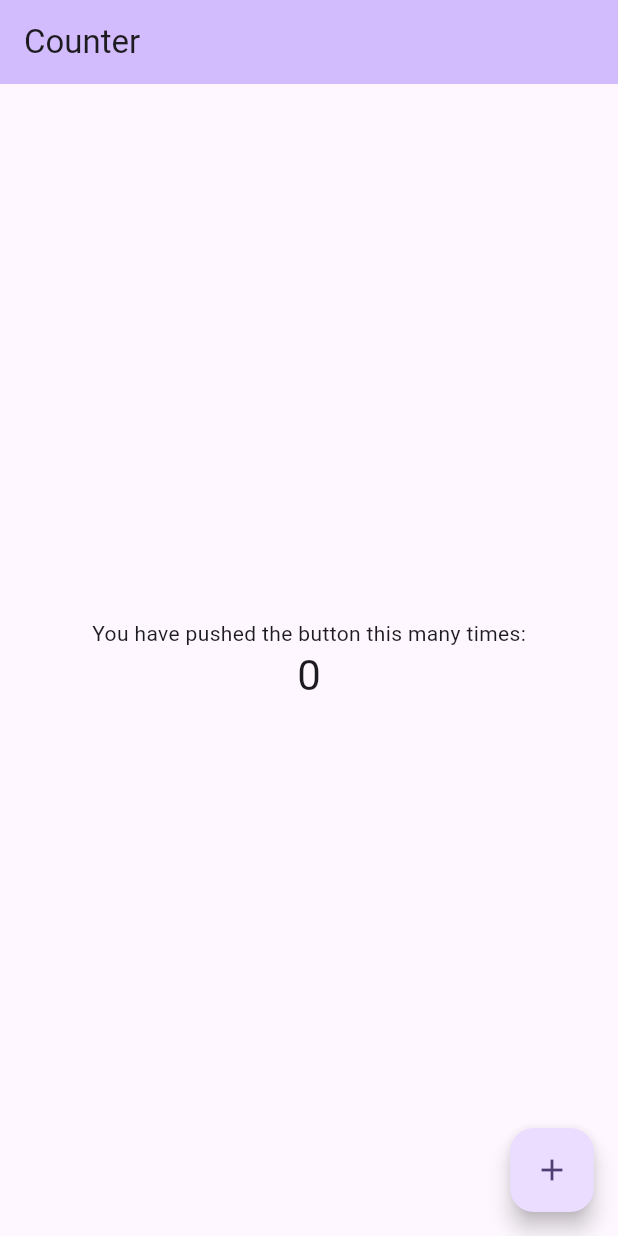
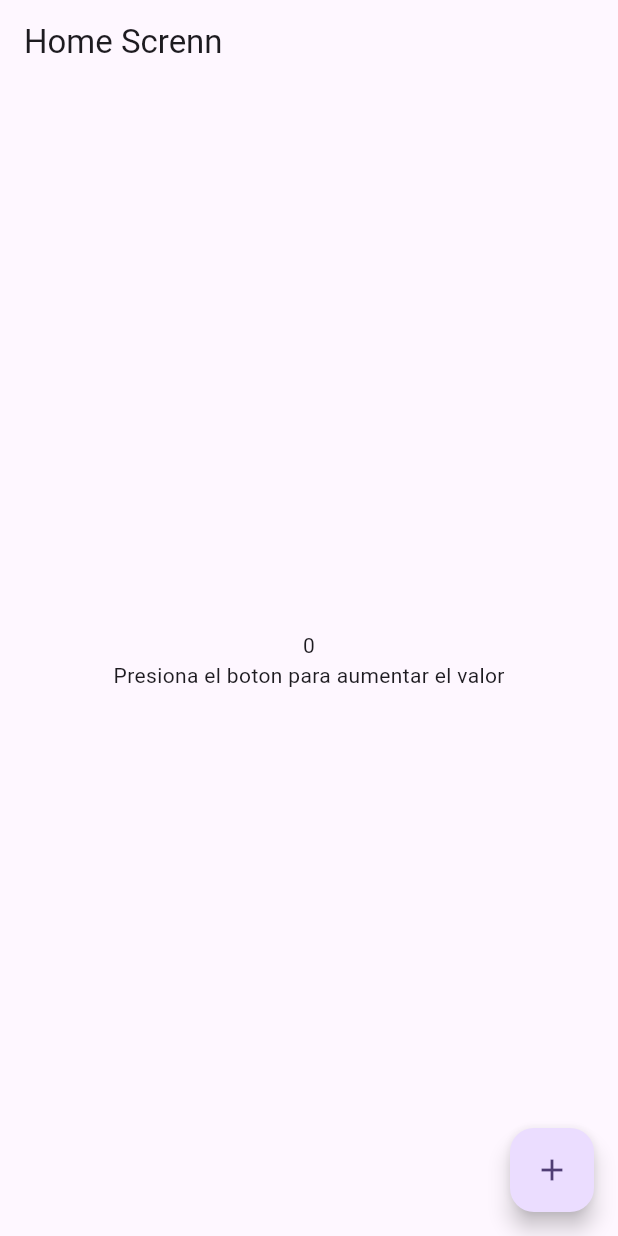
Before and after one commit to AlexhHr23/riverpod_curso1, a Flutter app: the screen it shows after launch, on a phone screen of 412 x 824 dp. Run offline on Flutter 3.47's test engine with Material 3 defaults, Android fonts, the phone set to English and light mode, and no system bars; our stand-ins replace flutter_riverpod.

Commit message:
Uso correcto del ChangeNotifier

```diff
--- a/lib/screens/home_screen.dart
+++ b/lib/screens/home_screen.dart
@@ -2,57 +2,54 @@ import 'package:flutter/material.dart';
 import 'package:flutter_riverpod/flutter_riverpod.dart';
 
 class HomeScreen extends ConsumerWidget {
-
-
-  HomeScreen({super.key});
-
+  const HomeScreen({super.key});
 
   @override
   Widget build(BuildContext context, ref) {
 
-    final counter = ref.watch(counterProvider);
+    final counter = ref.read(counterProvider);
+
+    print('Construcción de home screen');
 
     return Scaffold(
       appBar: AppBar(
-
-        backgroundColor: Theme.of(context).colorScheme.inversePrimary,
-
-        title: Text('Counter'),
+        title: const Text('Home Screnn'),
       ),
-      body: Center(
-
-        child: Column(
-
-          mainAxisAlignment: MainAxisAlignment.center,
-          children: [
-            const Text(
-              'You have pushed the button this many times:',
+      body: Column(
+        mainAxisAlignment: MainAxisAlignment.center,
+        children: [
+          Center(
+            child: Consumer(
+              builder: (context, ref, _) {
+                final counter = ref.watch(counterProvider).counter;
+                return Text('$counter');
+              }
             ),
-            Text(
-              '${counter.counter}',
-              style: Theme.of(context).textTheme.headlineMedium,
-            ),
-          ],
-        ),
+          ),
+          const SizedBox(),
+          const Text('Presiona el boton para aumentar el valor')
+        ],
       ),
       floatingActionButton: FloatingActionButton(
-        onPressed: () => counter.increment(),
-        tooltip: 'Increment',
+        onPressed: counter.increment,
+
         child: const Icon(Icons.add),
-      ), // This trailing comma makes auto-formatting nicer for build methods.
+      ),
     );
   }
 }
 
-final counterProvider = ChangeNotifierProvider<Counter>((ref) => Counter());
+final counterProvider = ChangeNotifierProvider((ref) => Counter());
 
-class Counter with ChangeNotifier {
+class Counter extends ChangeNotifier {
 
   int counter = 0;
 
   increment() {
+
     counter++;
     notifyListeners();
+
   }
 
 }
```
